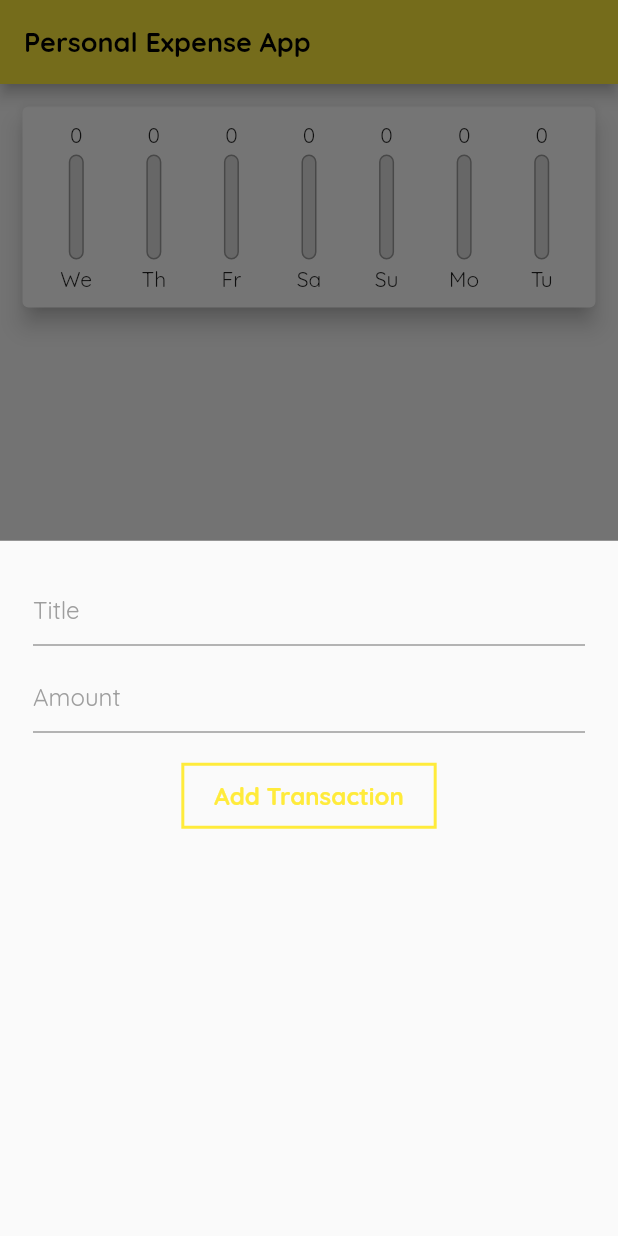
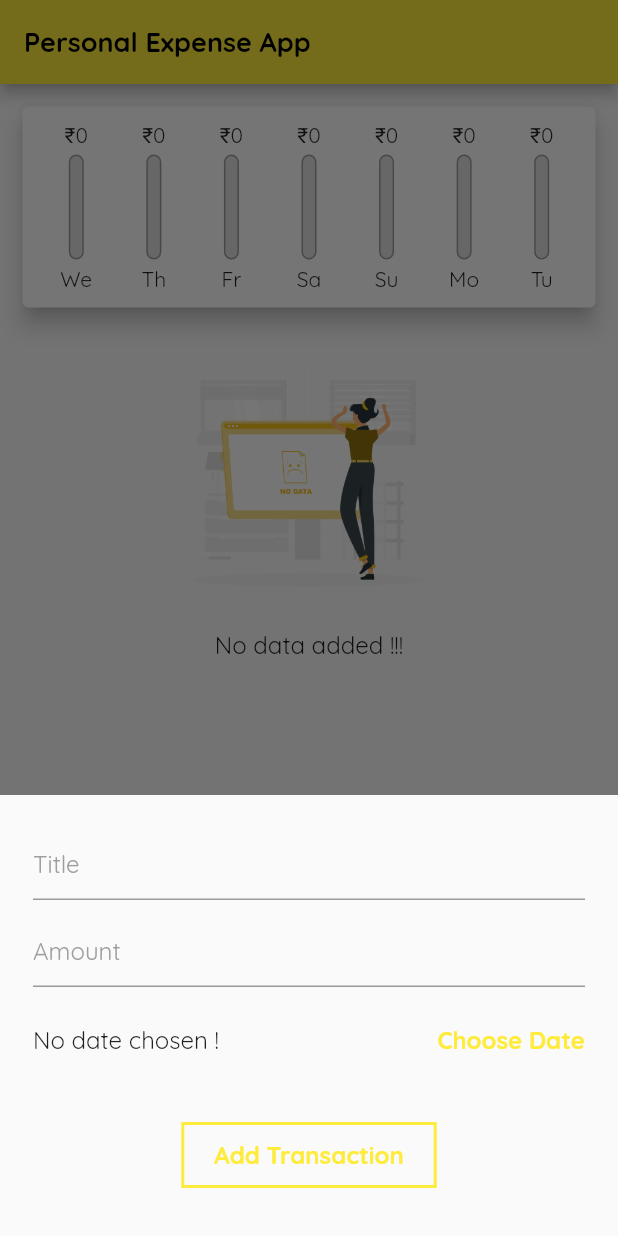
Before and after one commit to AditiDande20/PersonalExpenseApp, a Flutter app: the screen it shows after launch, after a tap on the "add" icon, on a phone screen of 412 x 824 dp. Run offline on Flutter 3.47's test engine with Material 2 defaults, Android fonts, the phone set to English and light mode, and no system bars.

Commit message:
Delete transaction and bug fixes

```diff
--- a/personal_expense_app/lib/main.dart
+++ b/personal_expense_app/lib/main.dart
@@ -42,15 +42,23 @@ class _MyHomePageState extends State<MyHomePage> {
 
   openBottomSheet(BuildContext context) {
     showModalBottomSheet(
+      isScrollControlled: true,
       context: context,
       builder: (context) => NewTransactions(onPressed: _addTransactions),
     );
   }
 
-  _addTransactions(String title, double amount) {
-    var transaction = Transactions('t1', title, amount, DateTime.now());
+  _addTransactions(String title, double amount, DateTime chosenDate) {
+    var transaction =
+        Transactions(DateTime.now().toString(), title, amount, chosenDate);
     setState(() {
       transactionList.add(transaction);
+    });
+  }
+
+  _deleteTransaction(String id) {
+    setState(() {
+      transactionList.removeWhere((element) => element.id == id);
     });
   }
 
@@ -68,7 +76,10 @@ class _MyHomePageState extends State<MyHomePage> {
         child: Column(
           children: [
             Chart(recentTransactions: _recentTransactions),
-            TransactionList(transactionList: transactionList)
+            TransactionList(
+              transactionList: transactionList,
+              delete: _deleteTransaction,
+            )
           ],
         ),
       ),
--- a/personal_expense_app/lib/widgets/chart_bar.dart
+++ b/personal_expense_app/lib/widgets/chart_bar.dart
@@ -14,7 +14,7 @@ class ChartBar extends StatelessWidget {
   Widget build(BuildContext context) {
     return Column(
       children: [
-        FittedBox(child: Text(spendingAmount.toStringAsFixed(0))),
+        FittedBox(child: Text('₹${spendingAmount.toStringAsFixed(0)}')),
         Container(
           margin: const EdgeInsets.symmetric(vertical: 4),
           height: 70,
--- a/personal_expense_app/lib/widgets/new_transactions.dart
+++ b/personal_expense_app/lib/widgets/new_transactions.dart
@@ -1,4 +1,5 @@
 import 'package:flutter/material.dart';
+import 'package:intl/intl.dart';
 
 class NewTransactions extends StatefulWidget {
   final Function onPressed;
@@ -9,24 +10,43 @@ class NewTransactions extends StatefulWidget {
 }
 
 class _NewTransactionsState extends State<NewTransactions> {
-  final TextEditingController titleController = TextEditingController();
+  final TextEditingController _titleController = TextEditingController();
+  final TextEditingController _amountController = TextEditingController();
+  DateTime? _selectedDate;
 
-  final TextEditingController amountController = TextEditingController();
+  _onSubmit() {
+    var title = _titleController.text.toString();
+    var amount = double.parse(_amountController.text);
 
-  onSubmit() {
-    var title = titleController.text.toString();
-    var amount = double.parse(amountController.text);
-
-    if (title.isEmpty || amount <= 0) {
+    if (title.isEmpty || amount <= 0 || _selectedDate == null) {
       return;
     }
-    widget.onPressed(title, amount);
+    widget.onPressed(title, amount, _selectedDate);
     Navigator.pop(context);
+  }
+
+  _chooseDate(BuildContext context) {
+    showDatePicker(
+            context: context,
+            initialDate: DateTime.now(),
+            firstDate: DateTime(2022),
+            lastDate: DateTime.now())
+        .then((value) {
+      if (value == null) {
+        return;
+      }
+      setState(() {
+        _selectedDate = value;
+      });
+    });
   }
 
   @override
   Widget build(BuildContext context) {
-    return Container(
+    return SingleChildScrollView(
+      child: Container(
+        padding:
+            EdgeInsets.only(bottom: MediaQuery.of(context).viewInsets.bottom),
         margin: const EdgeInsets.all(10),
         child: Container(
             width: double.infinity,
@@ -36,7 +56,7 @@ class _NewTransactionsState extends State<NewTransactions> {
               crossAxisAlignment: CrossAxisAlignment.center,
               children: [
                 TextField(
-                controller: titleController,
+                  controller: _titleController,
                   keyboardType: TextInputType.text,
                   decoration: const InputDecoration(
                     hintText: 'Title',
@@ -50,7 +70,7 @@ class _NewTransactionsState extends State<NewTransactions> {
                 Padding(
                   padding: const EdgeInsets.only(top: 10),
                   child: TextField(
-                  controller: amountController,
+                    controller: _amountController,
                     keyboardType: TextInputType.number,
                     decoration: const InputDecoration(
                         focusColor: Colors.yellow,
@@ -59,14 +79,38 @@ class _NewTransactionsState extends State<NewTransactions> {
                         ),
                         hintText: 'Amount',
                         hintStyle: TextStyle(fontSize: 16, color: Colors.grey)),
-                  onSubmitted: (_) => onSubmit(),
+                  ),
+                ),
+                SizedBox(
+                  height: 70,
+                  child: Row(
+                    mainAxisAlignment: MainAxisAlignment.spaceBetween,
+                    children: [
+                      Text(
+                          _selectedDate == null
+                              ? 'No date chosen !'
+                              : 'Picked Date : ${DateFormat.yMd().format(_selectedDate!)}',
+                          style: const TextStyle(fontSize: 16)),
+                      InkWell(
+                        onTap: () {
+                          _chooseDate(context);
+                        },
+                        child: Text(
+                          'Choose Date',
+                          style: TextStyle(
+                              fontWeight: FontWeight.bold,
+                              fontSize: 16,
+                              color: Theme.of(context).primaryColor),
+                        ),
+                      )
+                    ],
                   ),
                 ),
                 Padding(
                   padding: const EdgeInsets.only(top: 20, bottom: 10),
                   child: InkWell(
                       onTap: () {
-                      onSubmit();
+                        _onSubmit();
                       },
                       child: Container(
                         padding: const EdgeInsets.all(10),
@@ -87,6 +131,7 @@ class _NewTransactionsState extends State<NewTransactions> {
                 )
               ],
             )),
+      ),
     );
   }
 }
--- a/personal_expense_app/lib/widgets/transaction_list.dart
+++ b/personal_expense_app/lib/widgets/transaction_list.dart
@@ -5,15 +5,14 @@ import '../models/transactions.dart';
 
 class TransactionList extends StatelessWidget {
   List<Transactions> transactionList = [];
-  TransactionList({super.key, required this.transactionList});
+  Function delete;
+  TransactionList(
+      {super.key, required this.transactionList, required this.delete});
 
   @override
   Widget build(BuildContext context) {
     return transactionList.isEmpty
-        ? SizedBox(
-            height: MediaQuery.of(context).size.height,
-            width: MediaQuery.of(context).size.width,
-            child: Column(
+        ? Column(
             crossAxisAlignment: CrossAxisAlignment.center,
             mainAxisAlignment: MainAxisAlignment.center,
             children: [
@@ -27,11 +26,12 @@ class TransactionList extends StatelessWidget {
                 style: TextStyle(fontSize: 16),
               )
             ],
-            ),
           )
         : Column(
             children: transactionList.map((tx) {
-            return Container(
+            return InkWell(
+              onTap: () => delete(tx.id),
+              child: Container(
                 margin: const EdgeInsets.all(5),
                 child: Card(
                   elevation: 4,
@@ -65,7 +65,8 @@ class TransactionList extends StatelessWidget {
                           padding: const EdgeInsets.all(10),
                           decoration: BoxDecoration(
                             border: Border.all(
-                              width: 2, color: Theme.of(context).primaryColor),
+                                width: 2,
+                                color: Theme.of(context).primaryColor),
                           ),
                           child: Text(
                             '₹ ${tx.amount.toStringAsFixed(2)}',
@@ -77,6 +78,7 @@ class TransactionList extends StatelessWidget {
                     ),
                   ),
                 ),
+              ),
             );
           }).toList());
   }
```
Lines whose indentation alone changed are shown as unchanged.
